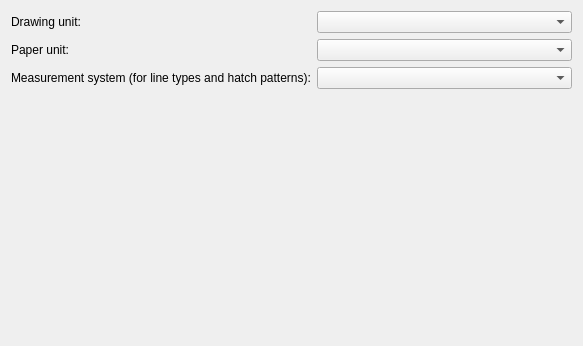
Above: scripts/Edit/DrawingPreferences/UnitSettings/PreferencesPage.ui from qcad/qcad before the change. Below: the same form after it.
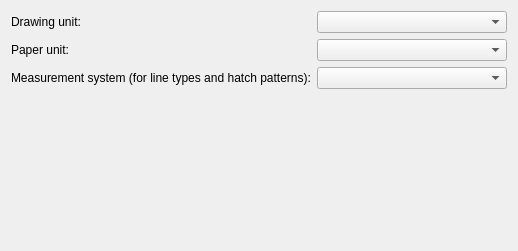
That is the form after the change.

Commit message: update preferences page layout

Patch:
```diff
--- a/scripts/Edit/DrawingPreferences/UnitSettings/PreferencesPage.ui
+++ b/scripts/Edit/DrawingPreferences/UnitSettings/PreferencesPage.ui
@@ -6,41 +6,41 @@
    <rect>
     <x>0</x>
     <y>0</y>
-    <width>583</width>
-    <height>346</height>
+    <width>518</width>
+    <height>251</height>
    </rect>
   </property>
   <layout class="QFormLayout" name="formLayout">
-   <item row="1" column="0">
+   <item row="0" column="0">
     <widget class="QLabel" name="label">
      <property name="text">
       <string>Drawing unit:</string>
      </property>
     </widget>
    </item>
-   <item row="1" column="1">
+   <item row="0" column="1">
     <widget class="QComboBox" name="Unit"/>
    </item>
-   <item row="2" column="0">
+   <item row="1" column="0">
     <widget class="QLabel" name="label_2">
      <property name="text">
       <string>Paper unit:</string>
      </property>
     </widget>
    </item>
-   <item row="2" column="1">
+   <item row="1" column="1">
     <widget class="QComboBox" name="PaperUnit"/>
    </item>
-   <item row="3" column="1">
-    <widget class="QComboBox" name="Measurement"/>
-   </item>
-   <item row="3" column="0">
+   <item row="2" column="0">
     <widget class="QLabel" name="label_3">
      <property name="text">
       <string>Measurement system (for line types and hatch patterns):</string>
      </property>
     </widget>
    </item>
+   <item row="2" column="1">
+    <widget class="QComboBox" name="Measurement"/>
+   </item>
   </layout>
  </widget>
  <resources/>
```
